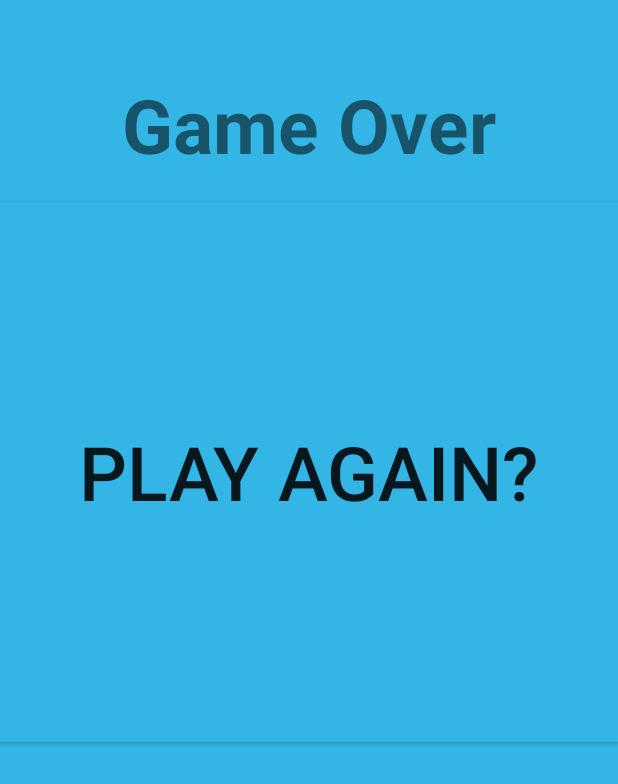
After one commit to Shraeyas/Train-your-Brain, an Android app: the layout gameover.xml on its own in the app's theme, with its tools: preview values and no code run, on a phone screen of 412 x 824 dp. The commit adds this screen. Shown: the top 784 px of the screen. Run offline under Robolectric (Android 15) with nearby library versions, the phone set to English and light mode, and no system bars.

```diff
--- /dev/null
+++ b/src/main/res/layout/gameover.xml
@@ -0,0 +1,29 @@
+<?xml version="1.0" encoding="utf-8"?>
+<RelativeLayout xmlns:android="http://schemas.android.com/apk/res/android"
+    android:layout_width="match_parent" android:layout_height="match_parent"
+    android:background="@android:color/holo_blue_light">
+
+    <TextView
+        android:text="Game Over"
+        android:layout_width="wrap_content"
+        android:layout_height="wrap_content"
+        android:layout_marginTop="49dp"
+        android:id="@+id/textView"
+        android:textSize="50sp"
+        android:textStyle="normal|bold"
+        android:layout_alignParentTop="true"
+        android:layout_centerHorizontal="true" />
+
+    <Button
+        android:text="play again?"
+        android:layout_width="match_parent"
+        android:layout_height="360dp"
+        android:id="@+id/button"
+        android:layout_marginTop="18dp"
+        android:background="@android:color/holo_blue_light"
+        android:layout_below="@+id/textView"
+        android:layout_alignParentLeft="true"
+        android:layout_alignParentStart="true"
+        android:onClick="playagain"
+        android:textSize="50sp" />
+</RelativeLayout>
```
Also changed, not shown: src/main/java/com/shraeyas/trainyourbrain/MainActivity.java (+81 -11 lines), src/main/res/layout/activity_main.xml (+11 -0 lines).
